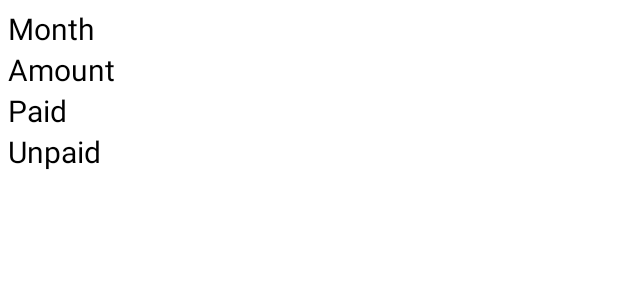
After one commit to dilpreet2028/SellerApp, an Android app: the layout due_payments_item.xml on its own in the app's theme, with its tools: preview values and no code run, on a phone screen of 412 x 824 dp. The commit adds this screen. Shown: the top 300 px of the screen. Run offline under Robolectric (Android 15) with nearby library versions, the phone set to English and light mode, and no system bars; network calls fail.

Commit message:
Added DuePayment and Statement feature

```diff
--- /dev/null
+++ b/app/src/main/res/layout/due_payments_item.xml
@@ -0,0 +1,47 @@
+<?xml version="1.0" encoding="utf-8"?>
+<TableLayout xmlns:android="http://schemas.android.com/apk/res/android"
+    android:orientation="vertical"
+    android:descendantFocusability="blocksDescendants"
+    android:background="@color/white"
+    android:id="@+id/cover"
+    android:layout_width="match_parent"
+    android:stretchColumns="1"
+    android:padding="5dp"
+    android:layout_height="match_parent">
+
+    <TextView
+        android:layout_width="wrap_content"
+        android:layout_height="wrap_content"
+        android:text="Month"
+        android:textSize="20sp"
+        android:textColor="#000000"
+        android:id="@+id/month" />
+    <TextView
+        android:layout_width="wrap_content"
+        android:layout_height="wrap_content"
+        android:text="Amount"
+        android:textSize="20sp"
+        android:textColor="#000000"
+        android:id="@+id/amount" />
+    <TextView
+        android:layout_width="wrap_content"
+        android:layout_height="wrap_content"
+        android:text="Paid"
+        android:textSize="20sp"
+        android:textColor="#000000"
+        android:id="@+id/paid" />
+
+
+        <TextView
+            android:layout_width="wrap_content"
+            android:layout_height="wrap_content"
+            android:text="Unpaid"
+            android:textSize="20sp"
+            android:layout_column="1"
+            android:textColor="#000000"
+            android:id="@+id/unpaid" />
+
+
+
+
+</TableLayout>
--- a/app/src/main/res/layout/list_item.xml
+++ b/app/src/main/res/layout/list_item.xml
@@ -6,6 +6,7 @@
     android:id="@+id/cover"
     android:layout_width="match_parent"
     android:stretchColumns="1"
+
     android:layout_height="match_parent">
 
     <TextView
```
Also changed, not shown: app/src/main/java/com/medicians/mediciansseller/Adapter/DueAdapter.java (added, +68 -0 lines), app/src/main/java/com/medicians/mediciansseller/Adapter/PaymentAdapter.java (added, +67 -0 lines), app/src/main/java/com/medicians/mediciansseller/MainActivity.java (+5 -3 lines), app/src/main/java/com/medicians/mediciansseller/Models/Due.java (added, +40 -0 lines), app/src/main/java/com/medicians/mediciansseller/Models/Payments.java (added, +24 -0 lines), app/src/main/java/com/medicians/mediciansseller/NavigationTabs/DuePayment.java (added, +130 -0 lines), app/src/main/java/com/medicians/mediciansseller/NavigationTabs/Statement.java (renamed from app/src/main/java/com/medicians/mediciansseller/NavigationTabs/OrderHistory.java, +55 -18 lines), app/src/main/java/com/medicians/mediciansseller/NavigationTabs/Statements.java (deleted, +0 -22 lines), app/src/main/res/layout/global.xml (+34 -1 lines), app/src/main/res/layout/payment_item.xml (added, +25 -0 lines).
